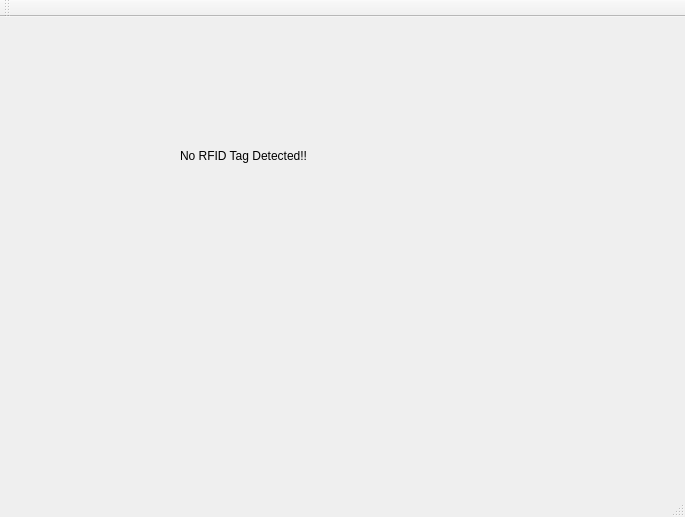
First picture: the form in ui/rifd/rfid.ui, repository k29/rfid, before the edit.
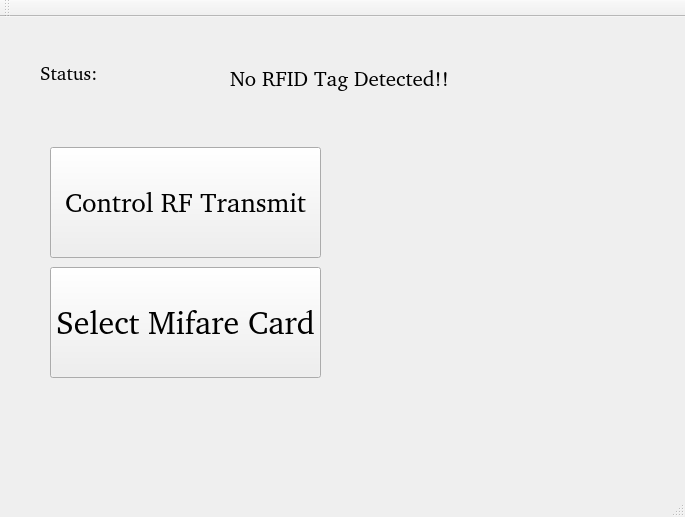
Second picture: the form after the edit.

The edit to the form file:
```diff
--- a/ui/rifd/rfid.ui
+++ b/ui/rifd/rfid.ui
@@ -19,7 +19,7 @@
      <rect>
       <x>20</x>
       <y>0</y>
-      <width>631</width>
+      <width>621</width>
       <height>441</height>
      </rect>
     </property>
@@ -30,16 +30,79 @@
      <widget class="QLabel" name="label_scanStatus">
       <property name="geometry">
        <rect>
-        <x>160</x>
-        <y>130</y>
-        <width>221</width>
-        <height>17</height>
+        <x>210</x>
+        <y>30</y>
+        <width>271</width>
+        <height>61</height>
        </rect>
       </property>
+      <property name="font">
+       <font>
+        <family>Bitstream Charter</family>
+        <pointsize>16</pointsize>
+       </font>
+      </property>
       <property name="text">
        <string>No RFID Tag Detected!!</string>
       </property>
      </widget>
+     <widget class="QPushButton" name="pushButton_controlRFtransmit">
+      <property name="geometry">
+       <rect>
+        <x>30</x>
+        <y>130</y>
+        <width>271</width>
+        <height>111</height>
+       </rect>
+      </property>
+      <property name="font">
+       <font>
+        <family>Bitstream Charter</family>
+        <pointsize>20</pointsize>
+       </font>
+      </property>
+      <property name="text">
+       <string>Control RF Transmit</string>
+      </property>
+     </widget>
+     <widget class="QLabel" name="label">
+      <property name="geometry">
+       <rect>
+        <x>20</x>
+        <y>30</y>
+        <width>101</width>
+        <height>51</height>
+       </rect>
+      </property>
+      <property name="font">
+       <font>
+        <family>Bitstream Charter</family>
+        <pointsize>14</pointsize>
+       </font>
+      </property>
+      <property name="text">
+       <string>Status:</string>
+      </property>
+     </widget>
+     <widget class="QPushButton" name="pushButton_selectMifare">
+      <property name="geometry">
+       <rect>
+        <x>30</x>
+        <y>250</y>
+        <width>271</width>
+        <height>111</height>
+       </rect>
+      </property>
+      <property name="font">
+       <font>
+        <family>Bitstream Charter</family>
+        <pointsize>24</pointsize>
+       </font>
+      </property>
+      <property name="text">
+       <string>Select Mifare Card</string>
+      </property>
+     </widget>
     </widget>
     <widget class="QWidget" name="Options">
      <widget class="QPushButton" name="pushButton_2">
```
Left out of the diff: 41 changed lines with no effect on the pictures.
